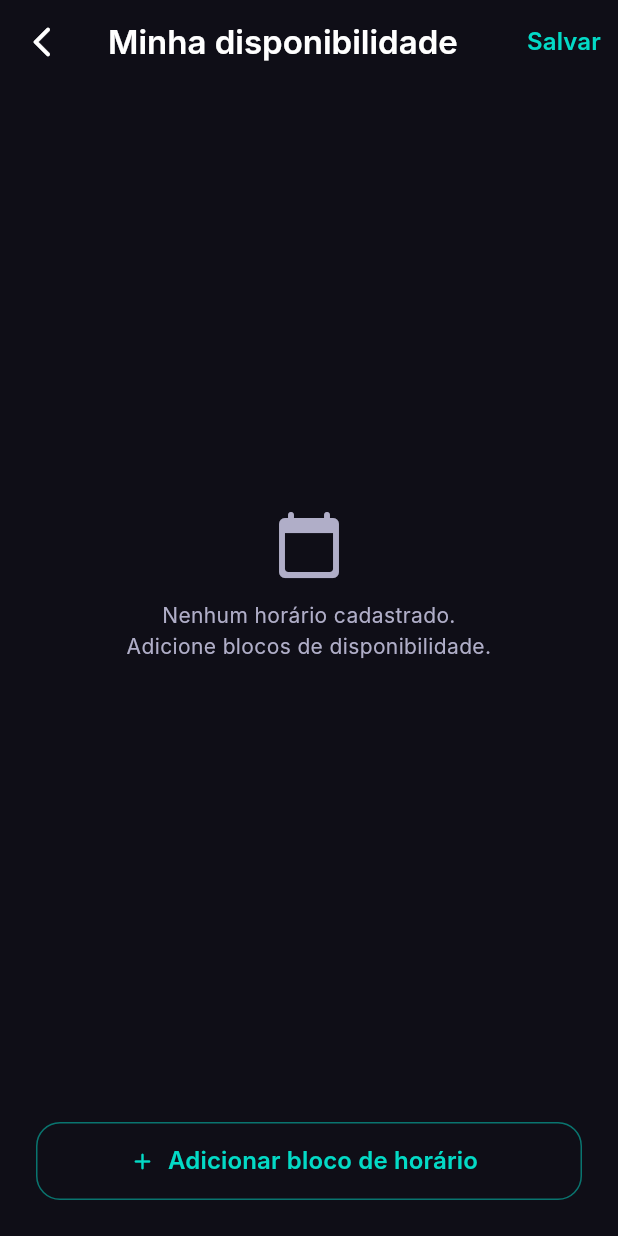
After one commit to JonathaDaSilva/Mindflow, a Flutter app: the DisponibilidadeScreen screen opened directly, after a tap on "Adicionar bloco de horário", after a tap on the "delete outline" icon, on a phone screen of 412 x 824 dp. The commit adds this screen. Run offline on Flutter 3.47's test engine with Material 3 defaults, Android fonts, the phone set to English and light mode, and no system bars; our stand-ins replace shared_preferences; accounts and stored records are empty; network calls fail; Roboto replaces fonts that are missing (Inter).

Commit message:
feat: cadastro disponibilidade psicologo

```diff
--- a/mindflow_psicologo/lib/main.dart
+++ b/mindflow_psicologo/lib/main.dart
@@ -1,10 +1,12 @@
 import 'package:flutter/material.dart';
 import 'package:flutter/services.dart';
+import 'package:intl/date_symbol_data_local.dart';
 import 'package:mindflow_shared/mindflow_shared.dart';
 import 'screens/splash_screen.dart';
 
-void main() {
+void main() async {
   WidgetsFlutterBinding.ensureInitialized();
+  await initializeDateFormatting('pt_BR', null);
   SystemChrome.setSystemUIOverlayStyle(
     const SystemUiOverlayStyle(statusBarColor: Colors.transparent),
   );
--- /dev/null
+++ b/mindflow_psicologo/lib/screens/disponibilidade_screen.dart
@@ -0,0 +1,365 @@
+import 'dart:convert';
+import 'package:flutter/material.dart';
+import 'package:mindflow_shared/mindflow_shared.dart';
+
+class DisponibilidadeScreen extends StatefulWidget {
+  const DisponibilidadeScreen({super.key});
+
+  @override
+  State<DisponibilidadeScreen> createState() => _DisponibilidadeScreenState();
+}
+
+class _DisponibilidadeScreenState extends State<DisponibilidadeScreen> {
+  final List<_BlocoDisp> _blocos = [];
+  bool _salvando  = false;
+  bool _carregando = true;
+  String? _erro;
+
+  static const _dias = [
+    {'valor': 1, 'label': 'Segunda'},
+    {'valor': 2, 'label': 'Terça'},
+    {'valor': 3, 'label': 'Quarta'},
+    {'valor': 4, 'label': 'Quinta'},
+    {'valor': 5, 'label': 'Sexta'},
+    {'valor': 6, 'label': 'Sábado'},
+    {'valor': 7, 'label': 'Domingo'},
+  ];
+
+  @override
+  void initState() {
+    super.initState();
+    _carregar();
+  }
+
+  Future<void> _carregar() async {
+    try {
+      final res = await ApiClient.get('/disponibilidades');
+      if (res.statusCode == 200) {
+        final lista = jsonDecode(res.body) as List;
+        setState(() {
+          _blocos.clear();
+          for (final item in lista) {
+            final d = item as Map<String, dynamic>;
+            final inicio = d['horaInicio'] as String;
+            final fim    = d['horaFim']    as String;
+            _blocos.add(_BlocoDisp(
+              diaSemana: d['diaSemana'] as int,
+              horaInicio: TimeOfDay(
+                hour:   int.parse(inicio.split(':')[0]),
+                minute: int.parse(inicio.split(':')[1]),
+              ),
+              horaFim: TimeOfDay(
+                hour:   int.parse(fim.split(':')[0]),
+                minute: int.parse(fim.split(':')[1]),
+              ),
+            ));
+          }
+        });
+      }
+    } catch (_) {
+      // sem agenda ainda — tudo bem
+    } finally {
+      setState(() => _carregando = false);
+    }
+  }
+
+  void _adicionarBloco() {
+    setState(() => _blocos.add(_BlocoDisp(
+          diaSemana:  1,
+          horaInicio: const TimeOfDay(hour: 9, minute: 0),
+          horaFim:    const TimeOfDay(hour: 12, minute: 0),
+        )));
+  }
+
+  void _removerBloco(int index) {
+    setState(() => _blocos.removeAt(index));
+  }
+
+  Future<void> _salvar() async {
+    if (_blocos.isEmpty) {
+      ScaffoldMessenger.of(context).showSnackBar(
+        const SnackBar(
+            content: Text('Adicione pelo menos um bloco'),
+            backgroundColor: AppTheme.error),
+      );
+      return;
+    }
+
+    // Valida horários
+    for (final b in _blocos) {
+      final inicioMin = b.horaInicio.hour * 60 + b.horaInicio.minute;
+      final fimMin    = b.horaFim.hour    * 60 + b.horaFim.minute;
+      if (fimMin <= inicioMin) {
+        ScaffoldMessenger.of(context).showSnackBar(
+          const SnackBar(
+              content: Text('Hora fim deve ser depois da hora início'),
+              backgroundColor: AppTheme.error),
+        );
+        return;
+      }
+    }
+
+    setState(() => _salvando = true);
+
+    try {
+      final body = {
+        'disponibilidades': _blocos.map((b) => {
+          'diaSemana':  b.diaSemana,
+          'horaInicio': '${b.horaInicio.hour.toString().padLeft(2,'0')}:${b.horaInicio.minute.toString().padLeft(2,'0')}',
+          'horaFim':    '${b.horaFim.hour.toString().padLeft(2,'0')}:${b.horaFim.minute.toString().padLeft(2,'0')}',
+        }).toList(),
+      };
+
+      final res = await ApiClient.put('/disponibilidades', body);
+      if (!mounted) return;
+      if (res.statusCode == 200) {
+        ScaffoldMessenger.of(context).showSnackBar(
+          const SnackBar(
+              content: Text('Agenda salva com sucesso! ✅'),
+              backgroundColor: AppTheme.success),
+        );
+      } else {
+        throw Exception('Erro ao salvar');
+      }
+    } catch (_) {
+      if (!mounted) return;
+      ScaffoldMessenger.of(context).showSnackBar(
+        const SnackBar(
+            content: Text('Erro ao salvar agenda'),
+            backgroundColor: AppTheme.error),
+      );
+    } finally {
+      if (mounted) setState(() => _salvando = false);
+    }
+  }
+
+  Future<void> _selecionarHora(
+      int index, bool isInicio) async {
+    final atual = isInicio
+        ? _blocos[index].horaInicio
+        : _blocos[index].horaFim;
+    final picked = await showTimePicker(
+      context: context,
+      initialTime: atual,
+      builder: (ctx, child) => Theme(
+        data: ThemeData.dark().copyWith(
+          colorScheme: const ColorScheme.dark(
+            primary: AppTheme.secondary,
+            surface: AppTheme.surface,
+          ),
+        ),
+        child: child!,
+      ),
+    );
+    if (picked != null) {
+      setState(() {
+        if (isInicio) _blocos[index].horaInicio = picked;
+        else          _blocos[index].horaFim    = picked;
+      });
+    }
+  }
+
+  String _nomeDia(int dia) =>
+      _dias.firstWhere((d) => d['valor'] == dia)['label'] as String;
+
+  String _horaStr(TimeOfDay t) =>
+      '${t.hour.toString().padLeft(2,'0')}:${t.minute.toString().padLeft(2,'0')}';
+
+  @override
+  Widget build(BuildContext context) {
+    return Scaffold(
+      appBar: AppBar(
+        backgroundColor: Colors.transparent,
+        elevation: 0,
+        leading: IconButton(
+          icon: const Icon(Icons.arrow_back_ios_new_rounded,
+              color: AppTheme.textPrimary),
+          onPressed: () => Navigator.pop(context),
+        ),
+        title: const Text('Minha disponibilidade',
+            style: TextStyle(
+                color: AppTheme.textPrimary,
+                fontWeight: FontWeight.w600)),
+        actions: [
+          TextButton(
+            onPressed: _salvando ? null : _salvar,
+            child: _salvando
+                ? const SizedBox(
+                    width: 18, height: 18,
+                    child: CircularProgressIndicator(
+                        strokeWidth: 2, color: AppTheme.secondary))
+                : const Text('Salvar',
+                    style: TextStyle(
+                        color: AppTheme.secondary,
+                        fontWeight: FontWeight.w600)),
+          ),
+        ],
+      ),
+      body: _carregando
+          ? const Center(
+              child: CircularProgressIndicator(color: AppTheme.secondary))
+          : Column(
+              children: [
+                Expanded(
+                  child: _blocos.isEmpty
+                      ? Center(
+                          child: Column(
+                            mainAxisSize: MainAxisSize.min,
+                            children: [
+                              const Icon(Icons.calendar_today_rounded,
+                                  color: AppTheme.textSecond, size: 48),
+                              const SizedBox(height: 12),
+                              const Text(
+                                  'Nenhum horário cadastrado.\nAdicione blocos de disponibilidade.',
+                                  textAlign: TextAlign.center,
+                                  style: TextStyle(
+                                      color: AppTheme.textSecond,
+                                      height: 1.5)),
+                            ],
+                          ),
+                        )
+                      : ListView.builder(
+                          padding: const EdgeInsets.all(24),
+                          itemCount: _blocos.length,
+                          itemBuilder: (_, i) => Container(
+                            margin: const EdgeInsets.only(bottom: 12),
+                            decoration: BoxDecoration(
+                              color: AppTheme.surface,
+                              borderRadius: BorderRadius.circular(16),
+                            ),
+                            padding: const EdgeInsets.all(16),
+                            child: Column(
+                              children: [
+                                // Dia da semana
+                                Row(children: [
+                                  const Icon(Icons.today_rounded,
+                                      color: AppTheme.secondary, size: 18),
+                                  const SizedBox(width: 8),
+                                  const Text('Dia da semana',
+                                      style: TextStyle(
+                                          color: AppTheme.textSecond,
+                                          fontSize: 13)),
+                                  const Spacer(),
+                                  IconButton(
+                                    icon: const Icon(Icons.delete_outline,
+                                        color: AppTheme.error, size: 20),
+                                    onPressed: () => _removerBloco(i),
+                                  ),
+                                ]),
+                                const SizedBox(height: 8),
+                                // Dropdown dia
+                                Container(
+                                  padding: const EdgeInsets.symmetric(
+                                      horizontal: 16),
+                                  decoration: BoxDecoration(
+                                    color: AppTheme.surfaceAlt,
+                                    borderRadius: BorderRadius.circular(12),
+                                  ),
+                                  child: DropdownButton<int>(
+                                    value: _blocos[i].diaSemana,
+                                    isExpanded: true,
+                                    underline: const SizedBox(),
+                                    dropdownColor: AppTheme.surfaceAlt,
+                                    style: const TextStyle(
+                                        color: AppTheme.textPrimary),
+                                    items: _dias.map((d) =>
+                                      DropdownMenuItem<int>(
+                                        value: d['valor'] as int,
+                                        child: Text(d['label'] as String),
+                                      )).toList(),
+                                    onChanged: (v) => setState(
+                                        () => _blocos[i].diaSemana = v!),
+                                  ),
+                                ),
+                                const SizedBox(height: 12),
+                                // Horários
+                                Row(children: [
+                                  Expanded(
+                                    child: _horaBotao(
+                                      label: 'Início',
+                                      hora:  _horaStr(_blocos[i].horaInicio),
+                                      onTap: () => _selecionarHora(i, true),
+                                    ),
+                                  ),
+                                  const SizedBox(width: 12),
+                                  const Icon(Icons.arrow_forward,
+                                      color: AppTheme.textSecond, size: 16),
+                                  const SizedBox(width: 12),
+                                  Expanded(
+                                    child: _horaBotao(
+                                      label: 'Fim',
+                                      hora:  _horaStr(_blocos[i].horaFim),
+                                      onTap: () => _selecionarHora(i, false),
+                                    ),
+                                  ),
+                                ]),
+                              ],
+                            ),
+                          ),
+                        ),
+                ),
+
+                // Botão adicionar
+                Padding(
+                  padding: const EdgeInsets.all(24),
+                  child: OutlinedButton.icon(
+                    onPressed: _adicionarBloco,
+                    icon: const Icon(Icons.add_rounded,
+                        color: AppTheme.secondary),
+                    label: const Text('Adicionar bloco de horário',
+                        style: TextStyle(color: AppTheme.secondary)),
+                    style: OutlinedButton.styleFrom(
+                      minimumSize: const Size(double.infinity, 52),
+                      side: BorderSide(
+                          color: AppTheme.secondary.withOpacity(0.5)),
+                      shape: RoundedRectangleBorder(
+                          borderRadius: BorderRadius.circular(16)),
+                    ),
+                  ),
+                ),
+              ],
+            ),
+    );
+  }
+
+  Widget _horaBotao({
+    required String label,
+    required String hora,
+    required VoidCallback onTap,
+  }) =>
+      GestureDetector(
+        onTap: onTap,
+        child: Container(
+          padding: const EdgeInsets.symmetric(vertical: 12),
+          decoration: BoxDecoration(
+            color: AppTheme.secondary.withOpacity(0.1),
+            borderRadius: BorderRadius.circular(12),
+            border: Border.all(
+                color: AppTheme.secondary.withOpacity(0.3)),
+          ),
+          child: Column(children: [
+            Text(label,
+                style: const TextStyle(
+                    color: AppTheme.textSecond, fontSize: 11)),
+            const SizedBox(height: 4),
+            Text(hora,
+                style: const TextStyle(
+                    color: AppTheme.secondary,
+                    fontSize: 18,
+                    fontWeight: FontWeight.w700)),
+          ]),
+        ),
+      );
+}
+
+class _BlocoDisp {
+  int diaSemana;
+  TimeOfDay horaInicio;
+  TimeOfDay horaFim;
+
+  _BlocoDisp({
+    required this.diaSemana,
+    required this.horaInicio,
+    required this.horaFim,
+  });
+}
```
